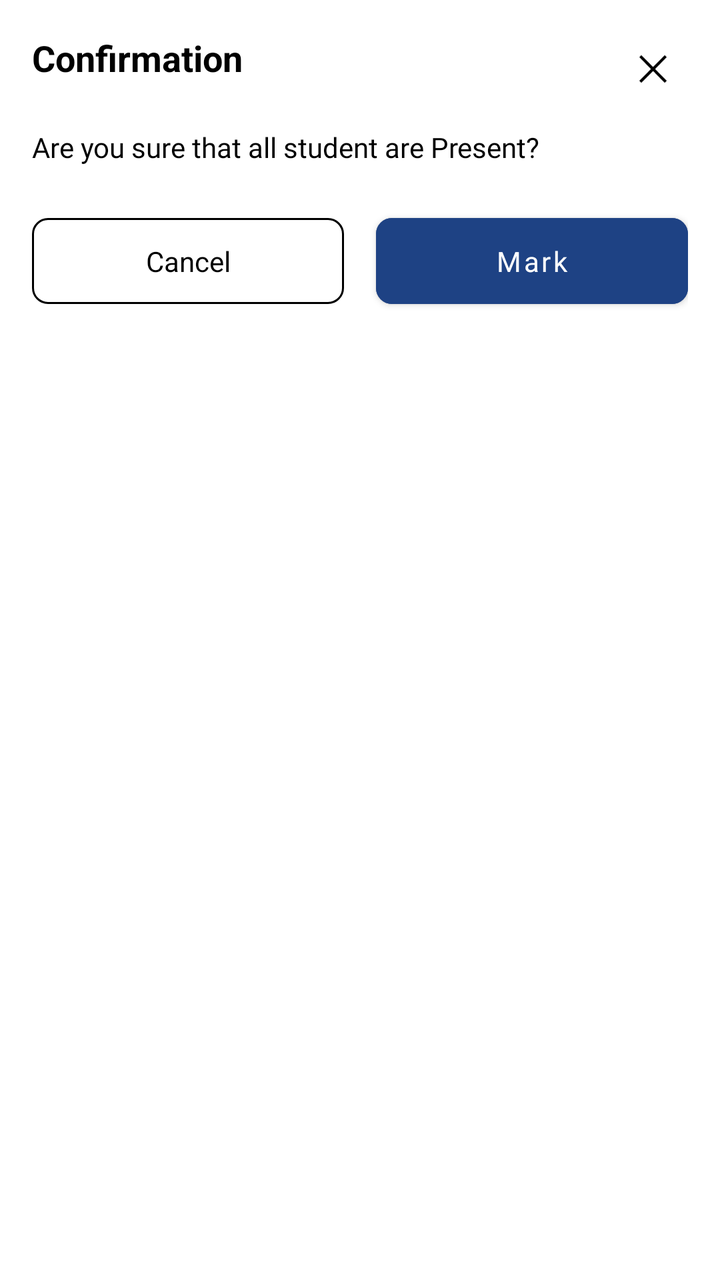
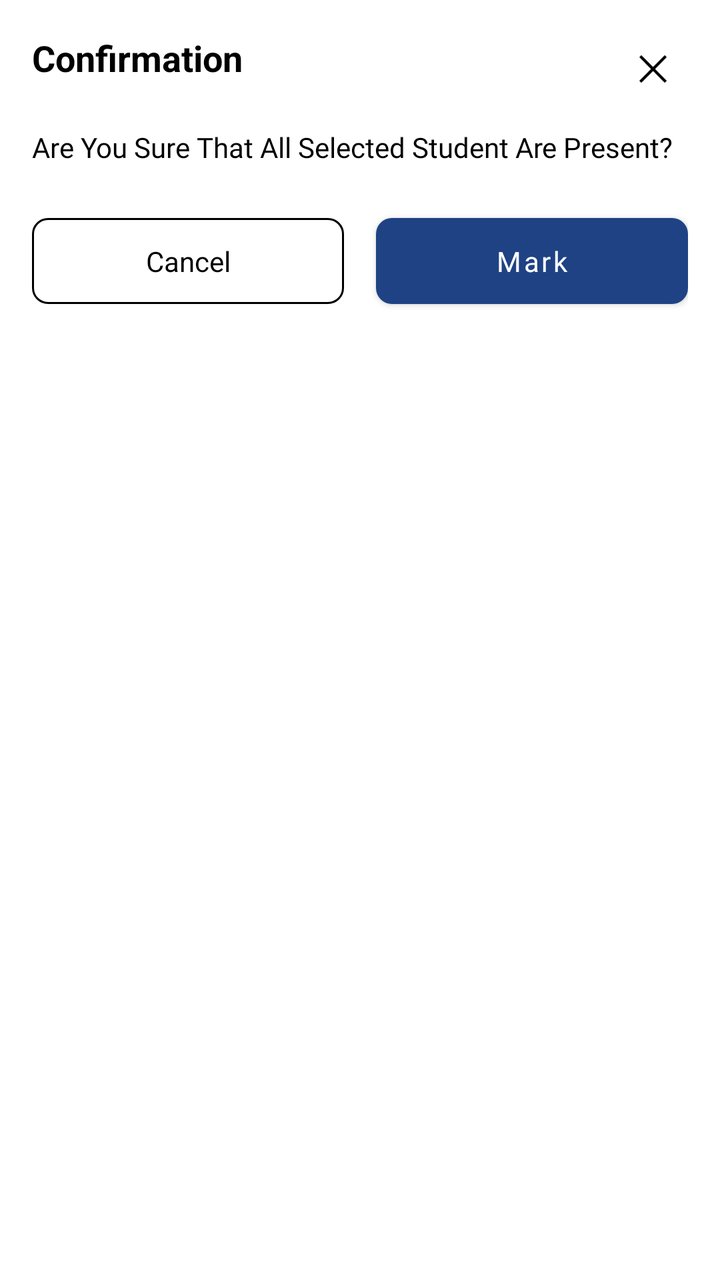

Compare the two renders of this Android layout. The source of the first and the diff that turns it into the second are given below.
<!-- AndroidManifest.xml: application theme Theme.School -->
<!-- res/layout/all_students_present_bottom_sheet.xml -->
<androidx.constraintlayout.widget.ConstraintLayout xmlns:android="http://schemas.android.com/apk/res/android"
    xmlns:app="http://schemas.android.com/apk/res-auto"
    xmlns:tools="http://schemas.android.com/tools"
    android:layout_width="match_parent"
    android:layout_height="wrap_content"
    android:orientation="vertical"
    android:padding="16dp"
    tools:ignore="MissingClass">

    <LinearLayout
        android:id="@+id/linearLayout10"
        android:layout_width="match_parent"
        android:layout_height="match_parent"
        android:orientation="vertical"
        app:layout_constraintBottom_toBottomOf="parent"
        app:layout_constraintEnd_toEndOf="parent"
        app:layout_constraintStart_toStartOf="parent"
        app:layout_constraintTop_toTopOf="parent">

        <LinearLayout
            android:layout_width="match_parent"
            android:layout_height="wrap_content"
            android:orientation="horizontal">

            <TextView
                android:id="@+id/textViewTitle"
                android:layout_width="match_parent"
                android:layout_height="match_parent"
                android:layout_weight="1"
                android:gravity="center_vertical"
                android:paddingBottom="10dp"
                android:text="Confirmation"
                android:textColor="@color/black"
                android:textSize="18sp"
                android:textStyle="bold" />

            <ImageView
                android:id="@+id/cross_iv"
                android:layout_width="36dp"
                android:layout_height="36dp"
                android:adjustViewBounds="true"
                android:clickable="true"
                android:focusable="true"
                android:foreground="?attr/selectableItemBackground"
                android:src="@drawable/cross_img" />
        </LinearLayout>

        <TextView
            android:id="@+id/button1"
            android:layout_width="match_parent"
            android:layout_height="wrap_content"
            android:layout_marginTop="12dp"
            android:layout_marginBottom="20dp"
            android:fontFamily="@font/inter_semibold"
            android:text="@string/students_attendance_confirmation"
            android:textColor="@color/black" />

        <LinearLayout
            android:layout_width="match_parent"
            android:layout_height="wrap_content"
            android:layout_marginBottom="30dp"
            android:orientation="horizontal">

            <Button
                android:id="@+id/cancel_btn"
                style="@style/Widget.Material3.Button.OutlinedButton.Icon"
                android:layout_width="match_parent"
                android:layout_height="wrap_content"
                android:layout_marginEnd="8dp"
                android:layout_marginBottom="4dp"
                android:padding="12dp"
                android:layout_weight="1"
                android:text="Cancel"
                android:textAllCaps="false"
                android:textColor="@color/black"
                android:textSize="14dp"
                app:cornerRadius="8dp"
                app:layout_constraintBottom_toBottomOf="parent"
                app:layout_constraintEnd_toEndOf="parent"
                app:layout_constraintStart_toStartOf="parent"
                app:strokeColor="@color/black" />

            <Button
                android:id="@+id/mark_button"
                android:layout_width="match_parent"
                android:layout_height="wrap_content"
                android:layout_marginBottom="4dp"
                android:backgroundTint="@color/blue"
                android:fontFamily="@font/inter"
                android:padding="12dp"
                android:layout_marginStart="8dp"
                android:layout_weight="1"
                android:text="Mark"
                android:textAllCaps="false"
                app:cornerRadius="8dp"
                app:layout_constraintBottom_toBottomOf="parent"
                app:layout_constraintEnd_toEndOf="parent"
                app:layout_constraintStart_toStartOf="parent" />
        </LinearLayout>
    </LinearLayout>

</androidx.constraintlayout.widget.ConstraintLayout>
<!-- resources referenced by this layout -->
<resources>
  <color name="black">#FF000000</color>
  <color name="blue">#1E4284</color>
  <!-- drawable cross_img: png bitmap (drawable, 2322 bytes) -->
  <string name="students_attendance_confirmation">Are you sure that all student are Present?</string>
  <style name="Theme.School" parent="Base.Theme.School" />
  <style name="Base.Theme.School" parent="Theme.MaterialComponents.Light.NoActionBar">
          
          
          <item name="colorPrimary">@color/blue</item>
          <item name="colorPrimaryVariant">@color/blue</item>
          <item name="colorOnPrimary">@color/white</item>
          <item name="colorSecondary">@color/light_blue</item>
          <item name="colorSecondaryVariant">@color/teal_700</item>
          <item name="colorOnSecondary">@color/white</item>
          <item name="android:windowLightStatusBar" tools:ignore="NewApi">true</item>
          <item name="android:statusBarColor">@color/white</item>
          <item name="android:windowDisablePreview">true</item>
      </style>
  <color name="white">#FFFFFFFF</color>
  <color name="light_blue">#1B55F1</color>
  <color name="teal_700">#FF018786</color>
</resources>

<!-- the commit's change to res/layout/all_students_present_bottom_sheet.xml (unified diff, before → after) -->
@@ -55,6 +55,21 @@
             android:text="@string/students_attendance_confirmation"
             android:textColor="@color/black" />
 
+        <com.wang.avi.AVLoadingIndicatorView
+            android:id="@+id/progress"
+            style="@style/AVLoadingIndicatorView"
+            android:layout_width="wrap_content"
+            android:layout_height="wrap_content"
+            android:visibility="gone"
+            android:layout_marginBottom="12dp"
+            android:layout_gravity="center"
+            app:indicatorColor="@color/blue"
+            app:indicatorName="LineSpinFadeLoaderIndicator"
+            app:layout_constraintTop_toTopOf="parent"
+            app:layout_constraintBottom_toBottomOf="parent"
+            app:layout_constraintStart_toStartOf="parent"
+            app:layout_constraintEnd_toEndOf="parent"/>
+
         <LinearLayout
             android:layout_width="match_parent"
             android:layout_height="wrap_content"
@@ -81,11 +96,10 @@
                 app:strokeColor="@color/black" />
 
             <Button
-                android:id="@+id/mark_button"
+                android:id="@+id/mark_btn"
                 android:layout_width="match_parent"
                 android:layout_height="wrap_content"
                 android:layout_marginBottom="4dp"
-                android:backgroundTint="@color/blue"
                 android:fontFamily="@font/inter"
                 android:padding="12dp"
                 android:layout_marginStart="8dp"
<!-- resource entries referenced after the edit -->
@@ -3,7 +3,7 @@
   <color name="black">#FF000000</color>
   <color name="blue">#1E4284</color>
   <!-- drawable cross_img: png bitmap (drawable, 2322 bytes) -->
-  <string name="students_attendance_confirmation">Are you sure that all student are Present?</string>
+  <string name="students_attendance_confirmation">Are You Sure That All Selected Student Are Present?</string>
   <style name="Theme.School" parent="Base.Theme.School" />
   <style name="Base.Theme.School" parent="Theme.MaterialComponents.Light.NoActionBar">
           
